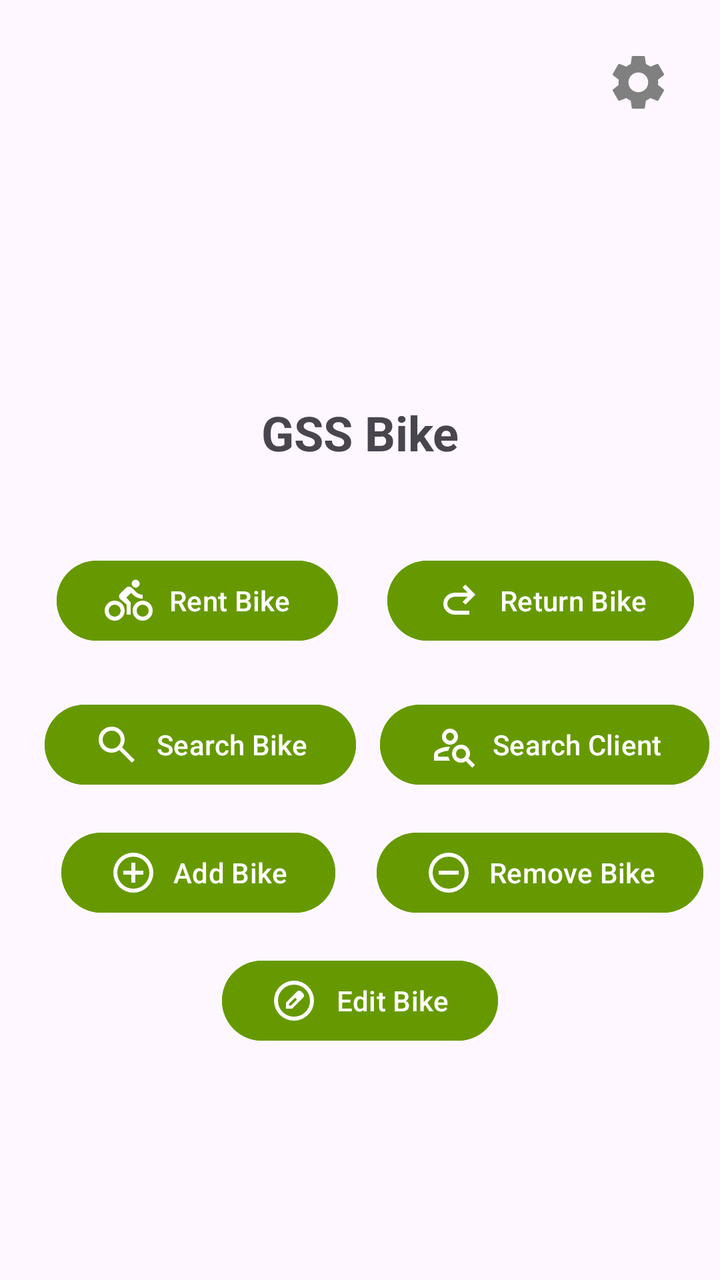
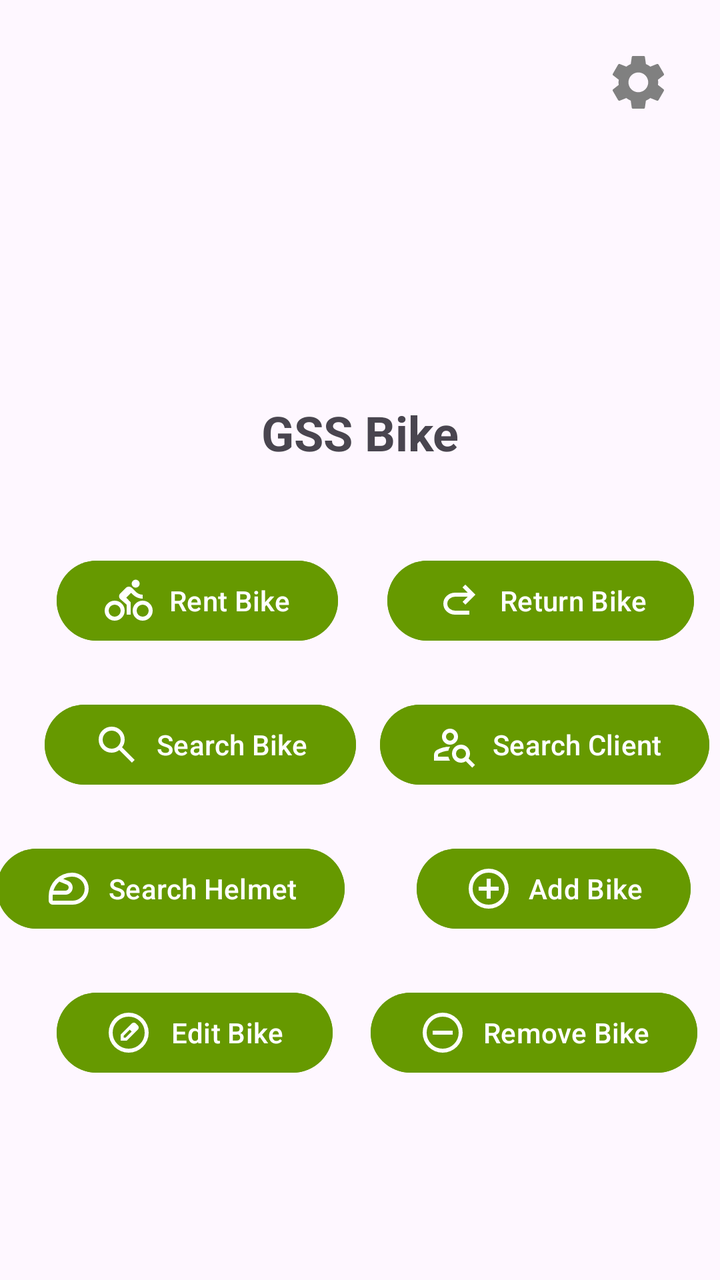

Two renders of the same Android screen: before a commit and after it. Below are the layout's source before the change and the commit's diff.
<!-- AndroidManifest.xml: application theme Theme.NFCReader -->
<!-- res/layout/activity_main.xml -->
<?xml version="1.0" encoding="utf-8"?>
<androidx.constraintlayout.widget.ConstraintLayout xmlns:android="http://schemas.android.com/apk/res/android"
    xmlns:app="http://schemas.android.com/apk/res-auto"
    xmlns:tools="http://schemas.android.com/tools"
    android:layout_width="match_parent"
    android:layout_height="match_parent"
    tools:context=".MainActivity">

    <TextView
        android:id="@+id/titleText"
        android:layout_width="wrap_content"
        android:layout_height="wrap_content"
        android:layout_marginTop="200dp"
        android:text="GSS Bike"
        android:textSize="24sp"
        android:textStyle="bold"
        app:layout_constraintEnd_toEndOf="parent"
        app:layout_constraintStart_toStartOf="parent"
        app:layout_constraintTop_toTopOf="parent" />

    <Button
        android:id="@+id/buttonPage1"
        android:layout_width="wrap_content"
        android:layout_height="wrap_content"
        android:layout_marginTop="44dp"
        android:backgroundTint="@android:color/holo_green_dark"
        android:drawableLeft="@drawable/ic_rent"
        android:drawablePadding="8dp"
        android:drawableTint="@android:color/white"
        android:text="Rent Bike"
        app:layout_constraintEnd_toEndOf="parent"
        app:layout_constraintHorizontal_bias="0.129"
        app:layout_constraintStart_toStartOf="parent"
        app:layout_constraintTop_toBottomOf="@+id/titleText" />

    <Button
        android:id="@+id/buttonPage2"
        android:layout_width="wrap_content"
        android:layout_height="wrap_content"
        android:layout_marginTop="44dp"
        android:backgroundTint="@android:color/holo_green_dark"
        android:text="Return Bike"
        android:drawableTint="@android:color/white"
        android:drawableLeft="@drawable/ic_return"
        android:drawablePadding="8dp"
        app:layout_constraintEnd_toEndOf="parent"
        app:layout_constraintHorizontal_bias="0.652"
        app:layout_constraintStart_toEndOf="@+id/buttonPage1"
        app:layout_constraintTop_toBottomOf="@+id/titleText" />

    <Button
        android:id="@+id/buttonSearchBike"
        android:layout_width="wrap_content"
        android:layout_height="wrap_content"
        android:layout_marginTop="24dp"
        android:backgroundTint="@android:color/holo_green_dark"
        android:drawableLeft="@drawable/ic_search_bike"
        android:drawablePadding="8dp"
        android:drawableTint="@android:color/white"
        android:text="Search Bike"
        app:layout_constraintEnd_toEndOf="parent"
        app:layout_constraintHorizontal_bias="0.109"
        app:layout_constraintStart_toStartOf="parent"
        app:layout_constraintTop_toBottomOf="@+id/buttonPage1" />

    <Button
        android:id="@+id/buttonSearchClient"
        android:layout_width="wrap_content"
        android:layout_height="wrap_content"
        android:layout_marginTop="24dp"
        android:backgroundTint="@android:color/holo_green_dark"
        android:text="Search Client"
        android:drawableTint="@android:color/white"
        android:drawableLeft="@drawable/ic_search_client"
        android:drawablePadding="8dp"
        app:layout_constraintEnd_toEndOf="parent"
        app:layout_constraintHorizontal_bias="0.699"
        app:layout_constraintStart_toEndOf="@+id/buttonSearchBike"
        app:layout_constraintTop_toBottomOf="@+id/buttonPage2" />

    <Button
        android:id="@+id/buttonAddBike"
        android:layout_width="wrap_content"
        android:layout_height="wrap_content"
        android:layout_marginTop="16dp"
        android:backgroundTint="@android:color/holo_green_dark"
        android:drawableLeft="@drawable/ic_add_bike"
        android:drawablePadding="8dp"
        android:drawableTint="@android:color/white"
        android:text="Add Bike"
        app:layout_constraintEnd_toEndOf="parent"
        app:layout_constraintHorizontal_bias="0.138"
        app:layout_constraintStart_toStartOf="parent"
        app:layout_constraintTop_toBottomOf="@+id/buttonSearchBike" />

    <Button
        android:id="@+id/buttonRemoveBike"
        android:layout_width="wrap_content"
        android:layout_height="wrap_content"
        android:layout_marginTop="16dp"
        android:backgroundTint="@android:color/holo_green_dark"
        android:text="Remove Bike"
        android:drawableTint="@android:color/white"
        android:drawableLeft="@drawable/ic_remove_bike"
        android:drawablePadding="8dp"
        app:layout_constraintEnd_toEndOf="parent"
        app:layout_constraintHorizontal_bias="0.715"
        app:layout_constraintStart_toEndOf="@+id/buttonAddBike"
        app:layout_constraintTop_toBottomOf="@+id/buttonSearchClient" />

    <Button
        android:id="@+id/buttonEditBike"
        android:layout_width="138dp"
        android:layout_height="48dp"
        android:layout_marginTop="16dp"
        android:backgroundTint="@android:color/holo_green_dark"
        android:drawableLeft="@drawable/ic_edit_bike"
        android:drawableTint="@android:color/white"
        android:text="Edit Bike"
        app:layout_constraintEnd_toEndOf="parent"
        app:layout_constraintStart_toStartOf="parent"
        app:layout_constraintTop_toBottomOf="@+id/buttonAddBike" />

    <ImageButton
        android:id="@+id/buttonSettings"
        android:layout_width="50dp"
        android:layout_height="50dp"
        android:layout_marginTop="16dp"
        android:layout_marginEnd="16dp"
        android:background="?android:attr/selectableItemBackgroundBorderless"
        android:contentDescription="Settings"
        android:src="@drawable/ic_settings"
        app:layout_constraintEnd_toEndOf="parent"
        app:layout_constraintTop_toTopOf="parent"
        tools:ignore="HardcodedText" />

</androidx.constraintlayout.widget.ConstraintLayout>
<!-- resources referenced by this layout -->
<resources>
  <!-- drawable ic_remove_bike (drawable) -->
  <vector xmlns:android="http://schemas.android.com/apk/res/android"
      android:width="24dp"
      android:height="24dp"
      android:viewportWidth="960"
      android:viewportHeight="960"
      android:tint="?attr/colorControlNormal">
    <path
        android:fillColor="@android:color/white"
        android:pathData="M280,520L680,520L680,440L280,440L280,520ZM480,880Q397,880 324,848.5Q251,817 197,763Q143,709 111.5,636Q80,563 80,480Q80,397 111.5,324Q143,251 197,197Q251,143 324,111.5Q397,80 480,80Q563,80 636,111.5Q709,143 763,197Q817,251 848.5,324Q880,397 880,480Q880,563 848.5,636Q817,709 763,763Q709,817 636,848.5Q563,880 480,880ZM480,800Q614,800 707,707Q800,614 800,480Q800,346 707,253Q614,160 480,160Q346,160 253,253Q160,346 160,480Q160,614 253,707Q346,800 480,800ZM480,480Q480,480 480,480Q480,480 480,480Q480,480 480,480Q480,480 480,480Q480,480 480,480Q480,480 480,480Q480,480 480,480Q480,480 480,480Z"/>
  </vector>
  <!-- drawable ic_return (drawable) -->
  <vector xmlns:android="http://schemas.android.com/apk/res/android"
      android:width="24dp"
      android:height="24dp"
      android:viewportWidth="960"
      android:viewportHeight="960"
      android:tint="?attr/colorControlNormal"
      android:autoMirrored="true">
    <path
        android:fillColor="@android:color/white"
        android:pathData="M396,760Q299,760 229.5,697Q160,634 160,540Q160,446 229.5,383Q299,320 396,320L648,320L544,216L600,160L800,360L600,560L544,504L648,400L396,400Q333,400 286.5,440Q240,480 240,540Q240,600 286.5,640Q333,680 396,680L680,680L680,760L396,760Z"/>
  </vector>
  <!-- drawable ic_search_bike (drawable) -->
  <vector xmlns:android="http://schemas.android.com/apk/res/android"
      android:width="24dp"
      android:height="24dp"
      android:viewportWidth="960"
      android:viewportHeight="960"
      android:tint="?attr/colorControlNormal">
    <path
        android:fillColor="@android:color/white"
        android:pathData="M784,840L532,588Q502,612 463,626Q424,640 380,640Q271,640 195.5,564.5Q120,489 120,380Q120,271 195.5,195.5Q271,120 380,120Q489,120 564.5,195.5Q640,271 640,380Q640,424 626,463Q612,502 588,532L840,784L784,840ZM380,560Q455,560 507.5,507.5Q560,455 560,380Q560,305 507.5,252.5Q455,200 380,200Q305,200 252.5,252.5Q200,305 200,380Q200,455 252.5,507.5Q305,560 380,560Z"/>
  </vector>
  <style name="Theme.NFCReader" parent="Base.Theme.NFCReader" />
  <style name="Base.Theme.NFCReader" parent="Theme.Material3.DayNight.NoActionBar">
          
          
      </style>
  <!-- unchanged entries left out for length: 5 -->
</resources>

<!-- the commit's change to res/layout/activity_main.xml (unified diff, before → after) -->
@@ -16,7 +16,8 @@
         android:textStyle="bold"
         app:layout_constraintEnd_toEndOf="parent"
         app:layout_constraintStart_toStartOf="parent"
-        app:layout_constraintTop_toTopOf="parent" />
+        app:layout_constraintTop_toTopOf="parent"
+        tools:ignore="HardcodedText" />
 
     <Button
         android:id="@+id/buttonPage1"
@@ -31,7 +32,8 @@
         app:layout_constraintEnd_toEndOf="parent"
         app:layout_constraintHorizontal_bias="0.129"
         app:layout_constraintStart_toStartOf="parent"
-        app:layout_constraintTop_toBottomOf="@+id/titleText" />
+        app:layout_constraintTop_toBottomOf="@+id/titleText"
+        tools:ignore="HardcodedText,RtlHardcoded,TextContrastCheck" />
 
     <Button
         android:id="@+id/buttonPage2"
@@ -39,14 +41,15 @@
         android:layout_height="wrap_content"
         android:layout_marginTop="44dp"
         android:backgroundTint="@android:color/holo_green_dark"
-        android:text="Return Bike"
-        android:drawableTint="@android:color/white"
         android:drawableLeft="@drawable/ic_return"
         android:drawablePadding="8dp"
+        android:drawableTint="@android:color/white"
+        android:text="Return Bike"
         app:layout_constraintEnd_toEndOf="parent"
         app:layout_constraintHorizontal_bias="0.652"
         app:layout_constraintStart_toEndOf="@+id/buttonPage1"
-        app:layout_constraintTop_toBottomOf="@+id/titleText" />
+        app:layout_constraintTop_toBottomOf="@+id/titleText"
+        tools:ignore="HardcodedText,RtlHardcoded,TextContrastCheck" />
 
     <Button
         android:id="@+id/buttonSearchBike"
@@ -61,7 +64,8 @@
         app:layout_constraintEnd_toEndOf="parent"
         app:layout_constraintHorizontal_bias="0.109"
         app:layout_constraintStart_toStartOf="parent"
-        app:layout_constraintTop_toBottomOf="@+id/buttonPage1" />
+        app:layout_constraintTop_toBottomOf="@+id/buttonPage1"
+        tools:ignore="HardcodedText,RtlHardcoded,TextContrastCheck" />
 
     <Button
         android:id="@+id/buttonSearchClient"
@@ -69,57 +73,77 @@
         android:layout_height="wrap_content"
         android:layout_marginTop="24dp"
         android:backgroundTint="@android:color/holo_green_dark"
-        android:text="Search Client"
-        android:drawableTint="@android:color/white"
         android:drawableLeft="@drawable/ic_search_client"
         android:drawablePadding="8dp"
+        android:drawableTint="@android:color/white"
+        android:text="Search Client"
         app:layout_constraintEnd_toEndOf="parent"
         app:layout_constraintHorizontal_bias="0.699"
         app:layout_constraintStart_toEndOf="@+id/buttonSearchBike"
-        app:layout_constraintTop_toBottomOf="@+id/buttonPage2" />
+        app:layout_constraintTop_toBottomOf="@+id/buttonPage2"
+        tools:ignore="HardcodedText,RtlHardcoded,TextContrastCheck" />
+
+    <Button
+        android:id="@+id/buttonSearchHelmet"
+        android:layout_width="wrap_content"
+        android:layout_height="wrap_content"
+        android:layout_marginTop="24dp"
+        android:layout_marginEnd="36dp"
+        android:backgroundTint="@android:color/holo_green_dark"
+        android:drawableLeft="@drawable/ic_search_helmet"
+        android:drawablePadding="8dp"
+        android:drawableTint="@android:color/white"
+        android:text="Search Helmet"
+        app:layout_constraintEnd_toStartOf="@+id/buttonAddBike"
+        app:layout_constraintTop_toBottomOf="@+id/buttonSearchBike"
+        tools:ignore="HardcodedText,RtlHardcoded,TextContrastCheck" />
 
     <Button
         android:id="@+id/buttonAddBike"
         android:layout_width="wrap_content"
         android:layout_height="wrap_content"
-        android:layout_marginTop="16dp"
+        android:layout_marginTop="24dp"
         android:backgroundTint="@android:color/holo_green_dark"
         android:drawableLeft="@drawable/ic_add_bike"
         android:drawablePadding="8dp"
         android:drawableTint="@android:color/white"
         android:text="Add Bike"
         app:layout_constraintEnd_toEndOf="parent"
-        app:layout_constraintHorizontal_bias="0.138"
+        app:layout_constraintHorizontal_bias="0.934"
         app:layout_constraintStart_toStartOf="parent"
-        app:layout_constraintTop_toBottomOf="@+id/buttonSearchBike" />
+        app:layout_constraintTop_toBottomOf="@+id/buttonSearchClient"
+        tools:ignore="HardcodedText,RtlHardcoded,TextContrastCheck" />
 
     <Button
         android:id="@+id/buttonRemoveBike"
         android:layout_width="wrap_content"
         android:layout_height="wrap_content"
-        android:layout_marginTop="16dp"
+        android:layout_marginTop="24dp"
         android:backgroundTint="@android:color/holo_green_dark"
-        android:text="Remove Bike"
-        android:drawableTint="@android:color/white"
         android:drawableLeft="@drawable/ic_remove_bike"
         android:drawablePadding="8dp"
+        android:drawableTint="@android:color/white"
+        android:text="Remove Bike"
         app:layout_constraintEnd_toEndOf="parent"
-        app:layout_constraintHorizontal_bias="0.715"
-        app:layout_constraintStart_toEndOf="@+id/buttonAddBike"
-        app:layout_constraintTop_toBottomOf="@+id/buttonSearchClient" />
+        app:layout_constraintHorizontal_bias="0.631"
+        app:layout_constraintStart_toEndOf="@+id/buttonEditBike"
+        app:layout_constraintTop_toBottomOf="@+id/buttonAddBike"
+        tools:ignore="HardcodedText,RtlHardcoded,TextContrastCheck" />
 
     <Button
         android:id="@+id/buttonEditBike"
         android:layout_width="138dp"
         android:layout_height="48dp"
-        android:layout_marginTop="16dp"
+        android:layout_marginTop="24dp"
         android:backgroundTint="@android:color/holo_green_dark"
         android:drawableLeft="@drawable/ic_edit_bike"
         android:drawableTint="@android:color/white"
         android:text="Edit Bike"
         app:layout_constraintEnd_toEndOf="parent"
+        app:layout_constraintHorizontal_bias="0.128"
         app:layout_constraintStart_toStartOf="parent"
-        app:layout_constraintTop_toBottomOf="@+id/buttonAddBike" />
+        app:layout_constraintTop_toBottomOf="@+id/buttonSearchHelmet"
+        tools:ignore="HardcodedText,RtlHardcoded,TextContrastCheck" />
 
     <ImageButton
         android:id="@+id/buttonSettings"
<!-- resource entries referenced after the edit -->
@@ -34,6 +34,17 @@
         android:fillColor="@android:color/white"
         android:pathData="M784,840L532,588Q502,612 463,626Q424,640 380,640Q271,640 195.5,564.5Q120,489 120,380Q120,271 195.5,195.5Q271,120 380,120Q489,120 564.5,195.5Q640,271 640,380Q640,424 626,463Q612,502 588,532L840,784L784,840ZM380,560Q455,560 507.5,507.5Q560,455 560,380Q560,305 507.5,252.5Q455,200 380,200Q305,200 252.5,252.5Q200,305 200,380Q200,455 252.5,507.5Q305,560 380,560Z"/>
   </vector>
+  <!-- drawable ic_search_helmet (drawable) -->
+  <vector xmlns:android="http://schemas.android.com/apk/res/android"
+      android:width="24dp"
+      android:height="24dp"
+      android:viewportWidth="960"
+      android:viewportHeight="960"
+      android:tint="?attr/colorControlNormal">
+    <path
+        android:fillColor="@android:color/white"
+        android:pathData="M480,480Q480,480 480,480Q480,480 480,480Q480,480 480,480Q480,480 480,480Q480,480 480,480Q480,480 480,480Q480,480 480,480Q480,480 480,480Q480,480 480,480Q480,480 480,480Q480,480 480,480Q480,480 480,480L480,480Q480,480 480,480Q480,480 480,480ZM560,720Q660,720 730,650Q800,580 800,480Q800,379 726.5,309.5Q653,240 550,240Q502,240 457,251Q412,262 370,284L470,324Q511,341 535.5,376.5Q560,412 560,456Q560,516 518.5,558Q477,600 418,600L162,600Q160,624 160,654.5Q160,685 160,720Q160,720 160,720Q160,720 160,720L560,720ZM176,520L416,520Q443,520 461.5,501.5Q480,483 480,456Q480,437 469.5,421.5Q459,406 440,398L292,338Q250,375 220.5,422Q191,469 176,520ZM560,800L160,800Q127,800 103.5,776.5Q80,753 80,720L80,630Q80,532 117,446.5Q154,361 217.5,297.5Q281,234 367,197Q453,160 550,160Q618,160 678,185Q738,210 783,253.5Q828,297 854,355Q880,413 880,480Q880,546 855,604.5Q830,663 786.5,706.5Q743,750 684.5,775Q626,800 560,800Z"/>
+  </vector>
   <style name="Theme.NFCReader" parent="Base.Theme.NFCReader" />
   <style name="Base.Theme.NFCReader" parent="Theme.Material3.DayNight.NoActionBar">
           
